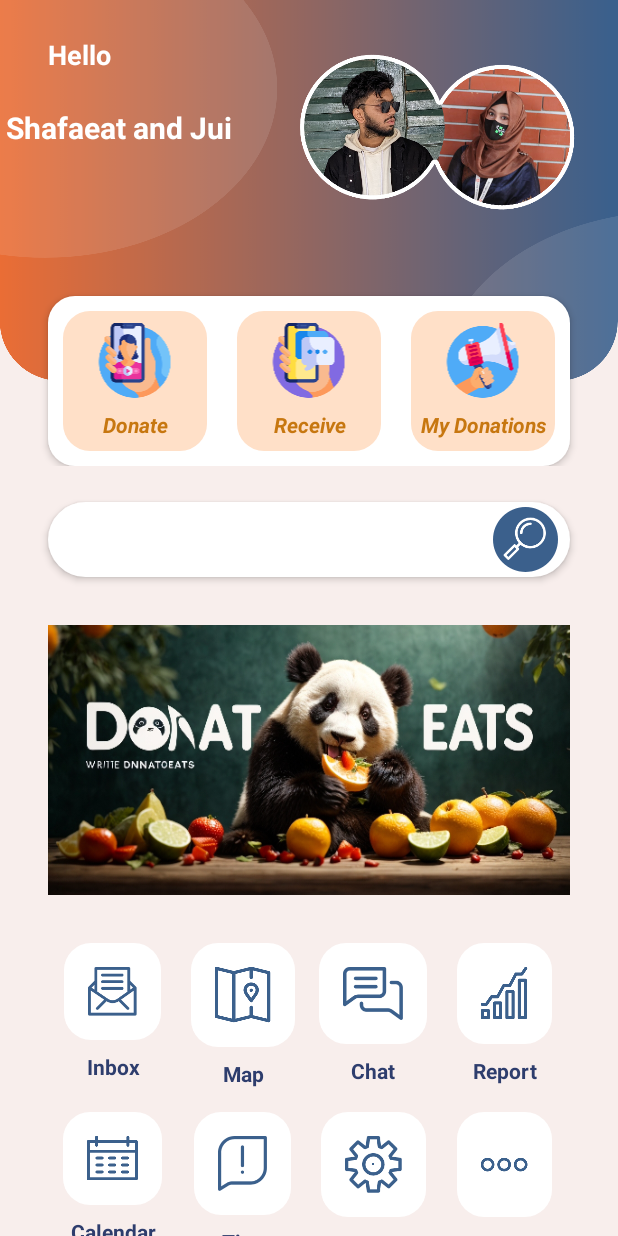
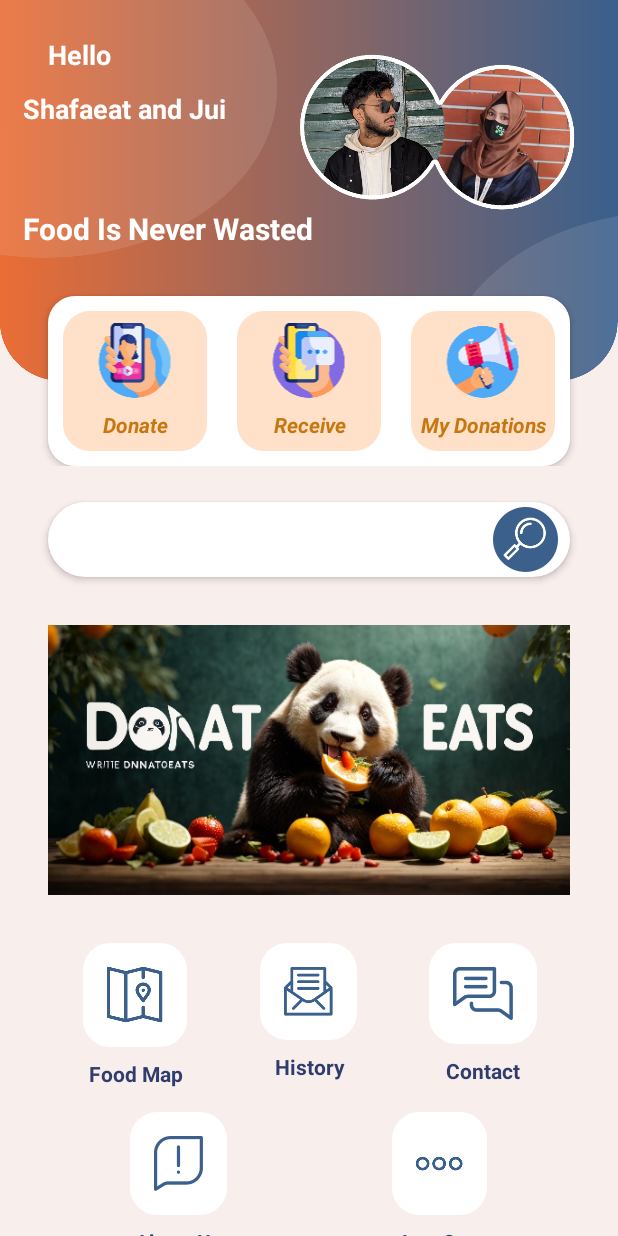
Before and after one commit to shafaeatrahman/DonateEats, an Android app: the screen it shows after launch once a user with an empty profile is signed in (MainActivity), on a phone screen of 412 x 824 dp. Run offline under Robolectric (Android 15) with nearby library versions, the light colour scheme and no system bars; our stand-ins replace Firebase (no records; nobody signed in at launch, a user with empty details on screens opened directly).

Commit message:
In the middle of dashboard change

```diff
--- a/app/src/main/res/layout/activity_main.xml
+++ b/app/src/main/res/layout/activity_main.xml
@@ -64,21 +64,35 @@
                     app:layout_constraintTop_toTopOf="@+id/imageView4" />
 
                 <TextView
+                    android:id="@+id/textView2"
+                    android:layout_width="wrap_content"
+                    android:layout_height="wrap_content"
+                    android:layout_marginStart="15dp"
+                    android:layout_marginLeft="15dp"
+                    android:layout_marginTop="60dp"
+                    android:text="Shafaeat and Jui"
+                    android:textColor="#ffffff"
+                    android:textSize="18sp"
+                    android:textStyle="bold"
+                    app:layout_constraintStart_toStartOf="parent"
+                    app:layout_constraintTop_toTopOf="@+id/imageView4" />
+
+                <TextView
                     android:id="@+id/textView4"
                     android:layout_width="wrap_content"
                     android:layout_height="wrap_content"
-                    android:layout_marginStart="4dp"
-                    android:layout_marginLeft="4dp"
+                    android:layout_marginStart="15dp"
+                    android:layout_marginLeft="15dp"
                     android:layout_marginTop="5dp"
-                    android:layout_marginBottom="155dp"
-                    android:text="Shafaeat and Jui"
+                    android:layout_marginBottom="50dp"
+                    android:text="Food Is Never Wasted"
                     android:textColor="#ffffff"
                     android:textSize="20sp"
                     android:textStyle="bold"
                     app:layout_constraintBottom_toBottomOf="@+id/imageView3"
                     app:layout_constraintStart_toStartOf="parent"
                     app:layout_constraintTop_toBottomOf="@+id/textView3"
-                    app:layout_constraintVertical_bias="1.0" />
+                    app:layout_constraintVertical_bias="0.69" />
 
                 <LinearLayout
                     android:layout_width="match_parent"
@@ -232,16 +246,58 @@
                     android:orientation="horizontal">
 
                     <LinearLayout
-                        android:id="@+id/linearLayoutHistory"
+                        android:id="@+id/linearLayoutFoodmap"
                         android:layout_width="0dp"
                         android:layout_height="wrap_content"
-                        android:layout_weight="0.25"
+                        android:layout_weight="0.33"
                         android:orientation="vertical">
 
                         <androidx.constraintlayout.widget.ConstraintLayout
                             android:layout_width="wrap_content"
                             android:layout_height="wrap_content"
                             android:layout_gravity="center"
+                            android:layout_weight="0.33"
+                            android:background="@drawable/anotherwhitebg">
+
+                            <ImageView
+
+                                android:layout_width="wrap_content"
+                                android:layout_height="wrap_content"
+                                android:layout_marginStart="16dp"
+                                android:layout_marginTop="16dp"
+                                android:layout_marginEnd="16dp"
+                                android:layout_marginBottom="16dp"
+                                app:layout_constraintBottom_toBottomOf="parent"
+                                app:layout_constraintEnd_toEndOf="parent"
+                                app:layout_constraintStart_toStartOf="parent"
+                                app:layout_constraintTop_toTopOf="parent"
+                                app:srcCompat="@drawable/ic_2" />
+                        </androidx.constraintlayout.widget.ConstraintLayout>
+
+                        <TextView
+                            android:id="@+id/textView7"
+                            android:layout_width="match_parent"
+                            android:layout_height="wrap_content"
+                            android:layout_marginTop="8dp"
+                            android:text="Food Map"
+                            android:textAlignment="center"
+                            android:textColor="#2E3D6D"
+                            android:textSize="14sp"
+                            android:textStyle="bold" />
+                    </LinearLayout>
+
+                    <LinearLayout
+                        android:id="@+id/linearLayoutHistory"
+                        android:layout_width="0dp"
+                        android:layout_height="wrap_content"
+                        android:layout_weight="0.33"
+                        android:orientation="vertical">
+
+                        <androidx.constraintlayout.widget.ConstraintLayout
+                            android:layout_width="wrap_content"
+                            android:layout_height="wrap_content"
+                            android:layout_gravity="center"
+                            android:layout_weight="0.33"
                             android:background="@drawable/anotherwhitebg">
 
                             <ImageView
@@ -264,7 +320,7 @@
                             android:layout_width="match_parent"
                             android:layout_height="wrap_content"
                             android:layout_marginTop="8dp"
-                            android:text="Inbox"
+                            android:text="History"
                             android:textAlignment="center"
                             android:textColor="#2E3D6D"
                             android:textSize="14sp"
@@ -275,53 +331,14 @@
                         android:id="@+id/linearLayoutContact"
                         android:layout_width="0dp"
                         android:layout_height="wrap_content"
-                        android:layout_weight="0.25"
+                        android:layout_weight="0.33"
                         android:orientation="vertical">
 
                         <androidx.constraintlayout.widget.ConstraintLayout
                             android:layout_width="wrap_content"
                             android:layout_height="wrap_content"
                             android:layout_gravity="center"
-                            android:background="@drawable/anotherwhitebg">
-
-                            <ImageView
-
-                                android:layout_width="wrap_content"
-                                android:layout_height="wrap_content"
-                                android:layout_marginStart="16dp"
-                                android:layout_marginTop="16dp"
-                                android:layout_marginEnd="16dp"
-                                android:layout_marginBottom="16dp"
-                                app:layout_constraintBottom_toBottomOf="parent"
-                                app:layout_constraintEnd_toEndOf="parent"
-                                app:layout_constraintStart_toStartOf="parent"
-                                app:layout_constraintTop_toTopOf="parent"
-                                app:srcCompat="@drawable/ic_2" />
-                        </androidx.constraintlayout.widget.ConstraintLayout>
-
-                        <TextView
-
-                            android:layout_width="match_parent"
-                            android:layout_height="wrap_content"
-                            android:layout_marginTop="8dp"
-                            android:text="Map"
-                            android:textAlignment="center"
-                            android:textColor="#2E3D6D"
-                            android:textSize="14sp"
-                            android:textStyle="bold" />
-                    </LinearLayout>
-
-                    <LinearLayout
-                        android:id="@+id/linearLayoutAboutus"
-                        android:layout_width="0dp"
-                        android:layout_height="wrap_content"
-                        android:layout_weight="0.25"
-                        android:orientation="vertical">
-
-                        <androidx.constraintlayout.widget.ConstraintLayout
-                            android:layout_width="wrap_content"
-                            android:layout_height="wrap_content"
-                            android:layout_gravity="center"
+                            android:layout_weight="0.33"
                             android:background="@drawable/anotherwhitebg">
 
                             <ImageView
@@ -344,24 +361,33 @@
                             android:layout_width="match_parent"
                             android:layout_height="wrap_content"
                             android:layout_marginTop="8dp"
-                            android:text="Chat"
+                            android:text="Contact"
                             android:textAlignment="center"
                             android:textColor="#2E3D6D"
                             android:textSize="14sp"
                             android:textStyle="bold" />
                     </LinearLayout>
 
+                </LinearLayout>
+
+                <LinearLayout
+                    android:layout_width="match_parent"
+                    android:layout_height="match_parent"
+                    android:layout_marginTop="16dp"
+                    android:orientation="horizontal">
+
                     <LinearLayout
-                        android:id="@+id/linearLayoutFoodmap"
+                        android:id="@+id/linearLayoutAboutus"
                         android:layout_width="0dp"
                         android:layout_height="wrap_content"
-                        android:layout_weight="0.25"
+                        android:layout_weight="0.33"
                         android:orientation="vertical">
 
                         <androidx.constraintlayout.widget.ConstraintLayout
                             android:layout_width="wrap_content"
                             android:layout_height="wrap_content"
                             android:layout_gravity="center"
+                            android:layout_weight="0.33"
                             android:background="@drawable/anotherwhitebg">
 
                             <ImageView
@@ -376,39 +402,33 @@
                                 app:layout_constraintEnd_toEndOf="parent"
                                 app:layout_constraintStart_toStartOf="parent"
                                 app:layout_constraintTop_toTopOf="parent"
-                                app:srcCompat="@drawable/ic_4" />
+                                app:srcCompat="@drawable/ic_6" />
                         </androidx.constraintlayout.widget.ConstraintLayout>
 
                         <TextView
-                            android:id="@+id/textView7"
+
                             android:layout_width="match_parent"
                             android:layout_height="wrap_content"
                             android:layout_marginTop="8dp"
-                            android:text="Report"
+                            android:text="About Us"
                             android:textAlignment="center"
                             android:textColor="#2E3D6D"
                             android:textSize="14sp"
                             android:textStyle="bold" />
                     </LinearLayout>
-                </LinearLayout>
-
-                <LinearLayout
-                    android:layout_width="match_parent"
-                    android:layout_height="match_parent"
-                    android:layout_marginTop="16dp"
-                    android:orientation="horizontal">
 
                     <LinearLayout
                         android:id="@+id/linearLayoutLogout"
                         android:layout_width="0dp"
-                        android:layout_height="wrap_content"
-                        android:layout_weight="0.25"
+                        android:layout_height="96dp"
+                        android:layout_weight="0.33"
                         android:orientation="vertical">
 
                         <androidx.constraintlayout.widget.ConstraintLayout
                             android:layout_width="wrap_content"
-                            android:layout_height="wrap_content"
+                            android:layout_height="58dp"
                             android:layout_gravity="center"
+                            android:layout_weight="0.33"
                             android:background="@drawable/anotherwhitebg">
 
                             <ImageView
@@ -423,7 +443,7 @@
                                 app:layout_constraintEnd_toEndOf="parent"
                                 app:layout_constraintStart_toStartOf="parent"
                                 app:layout_constraintTop_toTopOf="parent"
-                                app:srcCompat="@drawable/ic_5" />
+                                app:srcCompat="@drawable/ic_8" />
                         </androidx.constraintlayout.widget.ConstraintLayout>
 
                         <TextView
@@ -431,130 +451,13 @@
                             android:layout_width="match_parent"
                             android:layout_height="wrap_content"
                             android:layout_marginTop="8dp"
-                            android:text="Calendar"
+                            android:text="Log Out"
                             android:textAlignment="center"
                             android:textColor="#2E3D6D"
                             android:textSize="14sp"
                             android:textStyle="bold" />
                     </LinearLayout>
 
-                    <LinearLayout
-                        android:layout_width="0dp"
-                        android:layout_height="wrap_content"
-                        android:layout_weight="0.25"
-                        android:orientation="vertical">
-
-                        <androidx.constraintlayout.widget.ConstraintLayout
-                            android:layout_width="wrap_content"
-                            android:layout_height="wrap_content"
-                            android:layout_gravity="center"
-                            android:background="@drawable/anotherwhitebg">
-
-                            <ImageView
-                                android:id="@+id/imageView71"
-                                android:layout_width="wrap_content"
-                                android:layout_height="wrap_content"
-                                android:layout_marginStart="16dp"
-                                android:layout_marginTop="16dp"
-                                android:layout_marginEnd="16dp"
-                                android:layout_marginBottom="16dp"
-                                app:layout_constraintBottom_toBottomOf="parent"
-                                app:layout_constraintEnd_toEndOf="parent"
-                                app:layout_constraintStart_toStartOf="parent"
-                                app:layout_constraintTop_toTopOf="parent"
-                                app:srcCompat="@drawable/ic_6" />
-                        </androidx.constraintlayout.widget.ConstraintLayout>
-
-                        <TextView
-                            android:id="@+id/textView72"
-                            android:layout_width="match_parent"
-                            android:layout_height="wrap_content"
-                            android:layout_marginTop="8dp"
-                            android:text="Tips"
-                            android:textAlignment="center"
-                            android:textColor="#2E3D6D"
-                            android:textSize="14sp"
-                            android:textStyle="bold" />
-                    </LinearLayout>
-
-                    <LinearLayout
-                        android:layout_width="0dp"
-                        android:layout_height="wrap_content"
-                        android:layout_weight="0.25"
-                        android:orientation="vertical">
-
-                        <androidx.constraintlayout.widget.ConstraintLayout
-                            android:layout_width="wrap_content"
-                            android:layout_height="wrap_content"
-                            android:layout_gravity="center"
-                            android:background="@drawable/anotherwhitebg">
-
-                            <ImageView
-                                android:id="@+id/imageView73"
-                                android:layout_width="wrap_content"
-                                android:layout_height="wrap_content"
-                                android:layout_marginStart="16dp"
-                                android:layout_marginTop="16dp"
-                                android:layout_marginEnd="16dp"
-                                android:layout_marginBottom="16dp"
-                                app:layout_constraintBottom_toBottomOf="parent"
-                                app:layout_constraintEnd_toEndOf="parent"
-                                app:layout_constraintStart_toStartOf="parent"
-                                app:layout_constraintTop_toTopOf="parent"
-                                app:srcCompat="@drawable/ic_7" />
-                        </androidx.constraintlayout.widget.ConstraintLayout>
-
-                        <TextView
-                            android:id="@+id/textView74"
-                            android:layout_width="match_parent"
-                            android:layout_height="wrap_content"
-                            android:layout_marginTop="8dp"
-                            android:text="Settings"
-                            android:textAlignment="center"
-                            android:textColor="#2E3D6D"
-                            android:textSize="14sp"
-                            android:textStyle="bold" />
-                    </LinearLayout>
-
-                    <LinearLayout
-                        android:layout_width="0dp"
-                        android:layout_height="match_parent"
-                        android:layout_weight="0.25"
-                        android:orientation="vertical">
-
-                        <androidx.constraintlayout.widget.ConstraintLayout
-                            android:layout_width="wrap_content"
-                            android:layout_height="wrap_content"
-                            android:layout_gravity="center"
-                            android:layout_weight="1"
-                            android:background="@drawable/anotherwhitebg">
-
-                            <ImageView
-                                android:id="@+id/imageView75"
-                                android:layout_width="wrap_content"
-                                android:layout_height="wrap_content"
-                                android:layout_marginStart="16dp"
-                                android:layout_marginTop="16dp"
-                                android:layout_marginEnd="16dp"
-                                android:layout_marginBottom="16dp"
-                                app:layout_constraintBottom_toBottomOf="parent"
-                                app:layout_constraintEnd_toEndOf="parent"
-                                app:layout_constraintStart_toStartOf="parent"
-                                app:layout_constraintTop_toTopOf="parent"
-                                app:srcCompat="@drawable/ic_8" />
-                        </androidx.constraintlayout.widget.ConstraintLayout>
-
-                        <TextView
-                            android:id="@+id/textView76"
-                            android:layout_width="match_parent"
-                            android:layout_height="wrap_content"
-                            android:layout_marginTop="8dp"
-                            android:text="Other"
-                            android:textAlignment="center"
-                            android:textColor="#2E3D6D"
-                            android:textSize="14sp"
-                            android:textStyle="bold" />
-                    </LinearLayout>
                 </LinearLayout>
             </LinearLayout>
 
```
